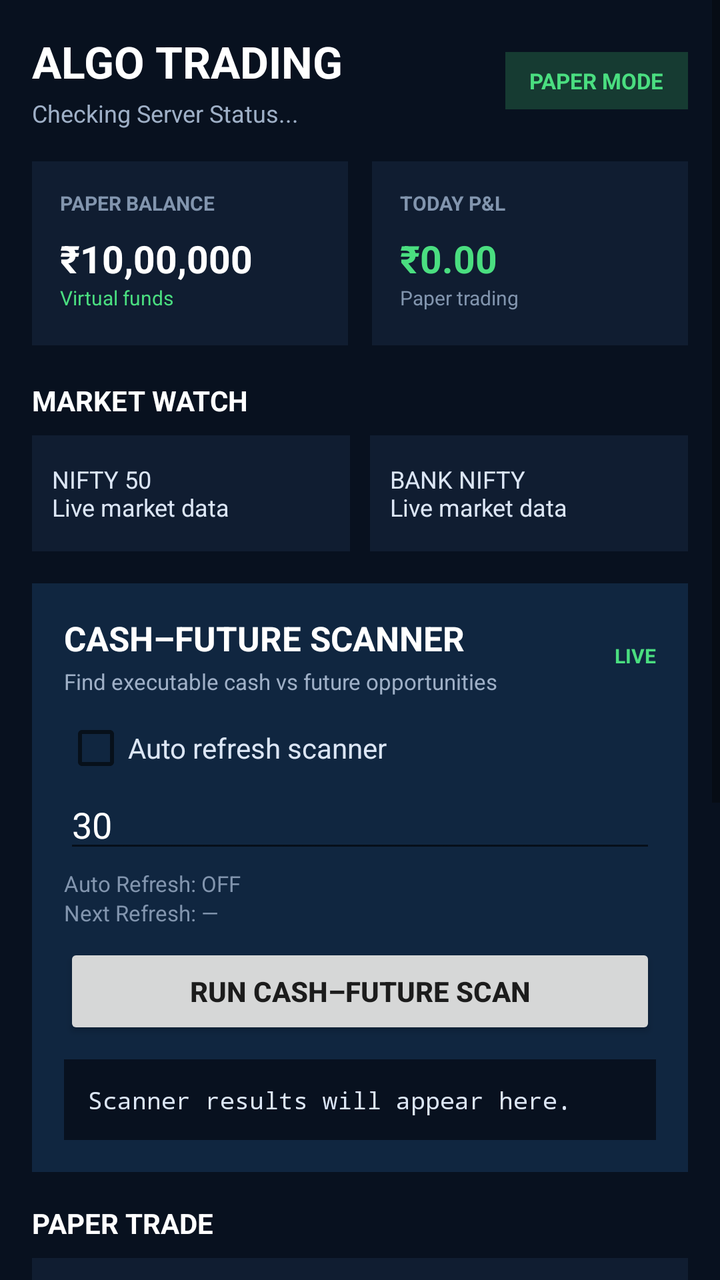
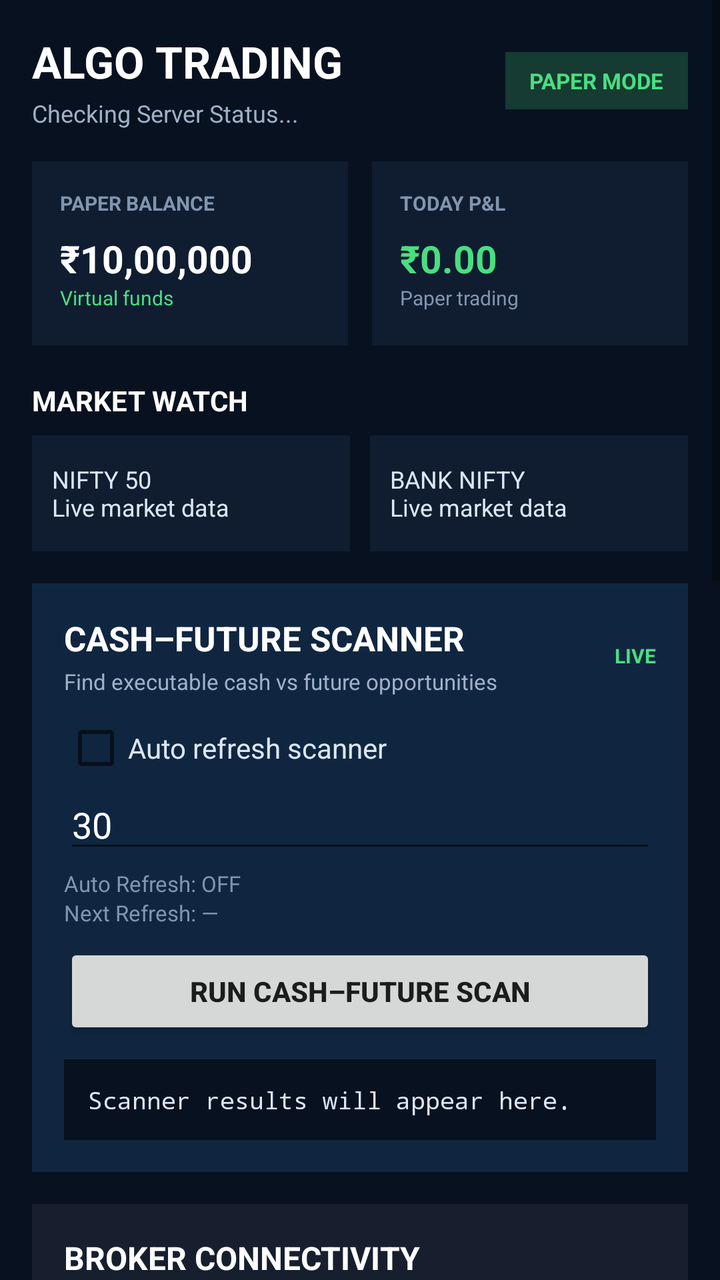

The first picture is an Android layout as it rendered before a commit; the second is the same layout after the commit. The layout source and the unified diff follow.
<!-- AndroidManifest.xml: application theme Theme.AppCompat.DayNight.DarkActionBar -->
<!-- res/layout/activity_main.xml -->
<?xml version="1.0" encoding="utf-8"?>
<ScrollView xmlns:android="http://schemas.android.com/apk/res/android"
    android:layout_width="match_parent"
    android:layout_height="match_parent"
    android:background="#08111F"
    android:fillViewport="true">

    <LinearLayout
        android:layout_width="match_parent"
        android:layout_height="wrap_content"
        android:orientation="vertical"
        android:padding="16dp">

        <LinearLayout
            android:layout_width="match_parent"
            android:layout_height="wrap_content"
            android:gravity="center_vertical"
            android:paddingBottom="16dp">
            <LinearLayout
                android:layout_width="0dp"
                android:layout_height="wrap_content"
                android:layout_weight="1"
                android:orientation="vertical">
                <TextView
                    android:layout_width="wrap_content"
                    android:layout_height="wrap_content"
                    android:text="ALGO TRADING"
                    android:textColor="#FFFFFF"
                    android:textSize="22sp"
                    android:textStyle="bold" />
                <TextView
                    android:id="@+id/tvStatus"
                    android:layout_width="wrap_content"
                    android:layout_height="wrap_content"
                    android:layout_marginTop="3dp"
                    android:text="Checking Server Status..."
                    android:textColor="#9FB0C7"
                    android:textSize="12sp" />
            </LinearLayout>
            <TextView
                android:layout_width="wrap_content"
                android:layout_height="wrap_content"
                android:background="#163B32"
                android:paddingLeft="12dp"
                android:paddingTop="7dp"
                android:paddingRight="12dp"
                android:paddingBottom="7dp"
                android:text="PAPER MODE"
                android:textColor="#4ADE80"
                android:textSize="11sp"
                android:textStyle="bold" />
        </LinearLayout>

        <LinearLayout
            android:layout_width="match_parent"
            android:layout_height="wrap_content"
            android:orientation="horizontal"
            android:layout_marginBottom="12dp">
            <LinearLayout
                android:layout_width="0dp"
                android:layout_height="92dp"
                android:layout_weight="1"
                android:layout_marginEnd="6dp"
                android:background="#101D31"
                android:orientation="vertical"
                android:padding="14dp">
                <TextView android:layout_width="wrap_content" android:layout_height="wrap_content" android:text="PAPER BALANCE" android:textColor="#8295AE" android:textSize="10sp" android:textStyle="bold" />
                <TextView android:layout_width="wrap_content" android:layout_height="wrap_content" android:layout_marginTop="8dp" android:text="₹10,00,000" android:textColor="#FFFFFF" android:textSize="19sp" android:textStyle="bold" />
                <TextView android:layout_width="wrap_content" android:layout_height="wrap_content" android:text="Virtual funds" android:textColor="#4ADE80" android:textSize="10sp" />
            </LinearLayout>
            <LinearLayout
                android:layout_width="0dp"
                android:layout_height="92dp"
                android:layout_weight="1"
                android:layout_marginStart="6dp"
                android:background="#101D31"
                android:orientation="vertical"
                android:padding="14dp">
                <TextView android:layout_width="wrap_content" android:layout_height="wrap_content" android:text="TODAY P&amp;L" android:textColor="#8295AE" android:textSize="10sp" android:textStyle="bold" />
                <TextView android:id="@+id/tvPaperResult" android:layout_width="match_parent" android:layout_height="wrap_content" android:layout_marginTop="8dp" android:text="₹0.00" android:textColor="#4ADE80" android:textSize="19sp" android:textStyle="bold" />
                <TextView android:layout_width="wrap_content" android:layout_height="wrap_content" android:text="Paper trading" android:textColor="#8295AE" android:textSize="10sp" />
            </LinearLayout>
        </LinearLayout>

        <TextView android:layout_width="wrap_content" android:layout_height="wrap_content" android:text="MARKET WATCH" android:textColor="#FFFFFF" android:textSize="14sp" android:textStyle="bold" android:layout_marginTop="6dp" android:layout_marginBottom="8dp" />
        <LinearLayout android:layout_width="match_parent" android:layout_height="wrap_content" android:orientation="horizontal" android:layout_marginBottom="16dp">
            <TextView android:layout_width="0dp" android:layout_height="58dp" android:layout_weight="1" android:layout_marginEnd="5dp" android:background="#101D31" android:gravity="center_vertical" android:padding="10dp" android:text="NIFTY 50\nLive market data" android:textColor="#DCE6F5" android:textSize="12sp" />
            <TextView android:layout_width="0dp" android:layout_height="58dp" android:layout_weight="1" android:layout_marginStart="5dp" android:background="#101D31" android:gravity="center_vertical" android:padding="10dp" android:text="BANK NIFTY\nLive market data" android:textColor="#DCE6F5" android:textSize="12sp" />
        </LinearLayout>

        <LinearLayout android:layout_width="match_parent" android:layout_height="wrap_content" android:background="#102640" android:orientation="vertical" android:padding="16dp" android:layout_marginBottom="16dp">
            <LinearLayout android:layout_width="match_parent" android:layout_height="wrap_content" android:gravity="center_vertical">
                <LinearLayout android:layout_width="0dp" android:layout_height="wrap_content" android:layout_weight="1" android:orientation="vertical">
                    <TextView android:layout_width="wrap_content" android:layout_height="wrap_content" android:text="CASH–FUTURE SCANNER" android:textColor="#FFFFFF" android:textSize="17sp" android:textStyle="bold" />
                    <TextView android:layout_width="wrap_content" android:layout_height="wrap_content" android:layout_marginTop="3dp" android:text="Find executable cash vs future opportunities" android:textColor="#9FB0C7" android:textSize="11sp" />
                </LinearLayout>
                <TextView android:layout_width="wrap_content" android:layout_height="wrap_content" android:text="LIVE" android:textColor="#4ADE80" android:textSize="10sp" android:textStyle="bold" />
            </LinearLayout>
            <CheckBox android:id="@+id/cbScannerAutoRefresh" android:layout_width="match_parent" android:layout_height="wrap_content" android:layout_marginTop="10dp" android:text="Auto refresh scanner" android:textColor="#DCE6F5" />
            <EditText android:id="@+id/etScannerRefreshSeconds" android:layout_width="match_parent" android:layout_height="wrap_content" android:hint="Refresh seconds (10–300)" android:inputType="number" android:text="30" android:textColor="#FFFFFF" android:textColorHint="#8295AE" android:layout_marginBottom="3dp" />
            <TextView android:id="@+id/tvScannerAutoRefreshStatus" android:layout_width="match_parent" android:layout_height="wrap_content" android:text="Auto Refresh: OFF" android:textColor="#8295AE" android:textSize="11sp" />
            <TextView android:id="@+id/tvScannerNextRefresh" android:layout_width="match_parent" android:layout_height="wrap_content" android:text="Next Refresh: —" android:textColor="#8295AE" android:textSize="11sp" android:layout_marginBottom="8dp" />
            <Button android:id="@+id/btnRunScanner" android:layout_width="match_parent" android:layout_height="48dp" android:text="RUN CASH–FUTURE SCAN" android:textStyle="bold" />
            <TextView android:id="@+id/tvScannerResult" android:layout_width="match_parent" android:layout_height="wrap_content" android:text="Scanner results will appear here." android:textSize="12sp" android:textColor="#DCE6F5" android:fontFamily="monospace" android:textIsSelectable="true" android:background="#08111F" android:padding="12dp" android:layout_marginTop="10dp" />
        </LinearLayout>

        <TextView android:layout_width="wrap_content" android:layout_height="wrap_content" android:text="PAPER TRADE" android:textColor="#FFFFFF" android:textSize="14sp" android:textStyle="bold" android:layout_marginBottom="8dp" />
        <LinearLayout android:layout_width="match_parent" android:layout_height="wrap_content" android:background="#101D31" android:orientation="vertical" android:padding="16dp">
            <TextView android:layout_width="wrap_content" android:layout_height="wrap_content" android:text="Quick trade simulator" android:textColor="#9FB0C7" android:textSize="11sp" android:layout_marginBottom="8dp" />
            <EditText android:id="@+id/etEntryPrice" android:layout_width="match_parent" android:layout_height="wrap_content" android:hint="Entry Price" android:inputType="numberDecimal" android:text="100" android:textColor="#FFFFFF" android:textColorHint="#8295AE" />
            <EditText android:id="@+id/etQuantity" android:layout_width="match_parent" android:layout_height="wrap_content" android:hint="Quantity" android:inputType="numberDecimal" android:text="1" android:textColor="#FFFFFF" android:textColorHint="#8295AE" />
            <Button android:id="@+id/btnPaperEntry" android:layout_width="match_parent" android:layout_height="46dp" android:text="PAPER ENTRY" android:textStyle="bold" android:layout_marginTop="4dp" />
            <Button android:id="@+id/btnPaperPosition" android:layout_width="match_parent" android:layout_height="46dp" android:text="CHECK POSITION" android:layout_marginTop="6dp" />
            <EditText android:id="@+id/etExitPrice" android:layout_width="match_parent" android:layout_height="wrap_content" android:hint="Exit Price" android:inputType="numberDecimal" android:text="103.5" android:textColor="#FFFFFF" android:textColorHint="#8295AE" android:layout_marginTop="4dp" />
            <Button android:id="@+id/btnPaperExit" android:layout_width="match_parent" android:layout_height="46dp" android:text="PAPER EXIT" android:textStyle="bold" android:layout_marginTop="4dp" />
        </LinearLayout>

        <LinearLayout android:layout_width="match_parent" android:layout_height="wrap_content" android:orientation="horizontal" android:gravity="center" android:paddingTop="18dp" android:paddingBottom="8dp">
            <TextView android:layout_width="0dp" android:layout_height="wrap_content" android:layout_weight="1" android:gravity="center" android:text="Dashboard" android:textColor="#4F9CF9" android:textSize="11sp" android:textStyle="bold" />
            <TextView android:layout_width="0dp" android:layout_height="wrap_content" android:layout_weight="1" android:gravity="center" android:text="Scanner" android:textColor="#8295AE" android:textSize="11sp" />
            <TextView android:layout_width="0dp" android:layout_height="wrap_content" android:layout_weight="1" android:gravity="center" android:text="Orders" android:textColor="#8295AE" android:textSize="11sp" />
            <TextView android:layout_width="0dp" android:layout_height="wrap_content" android:layout_weight="1" android:gravity="center" android:text="Settings" android:textColor="#8295AE" android:textSize="11sp" />
        </LinearLayout>
    </LinearLayout>
</ScrollView>
<!-- resources referenced by this layout -->
<resources>

</resources>

<!-- the commit's change to res/layout/activity_main.xml (unified diff, before → after) -->
@@ -11,71 +11,21 @@
         android:orientation="vertical"
         android:padding="16dp">
 
-        <LinearLayout
-            android:layout_width="match_parent"
-            android:layout_height="wrap_content"
-            android:gravity="center_vertical"
-            android:paddingBottom="16dp">
-            <LinearLayout
-                android:layout_width="0dp"
-                android:layout_height="wrap_content"
-                android:layout_weight="1"
-                android:orientation="vertical">
-                <TextView
-                    android:layout_width="wrap_content"
-                    android:layout_height="wrap_content"
-                    android:text="ALGO TRADING"
-                    android:textColor="#FFFFFF"
-                    android:textSize="22sp"
-                    android:textStyle="bold" />
-                <TextView
-                    android:id="@+id/tvStatus"
-                    android:layout_width="wrap_content"
-                    android:layout_height="wrap_content"
-                    android:layout_marginTop="3dp"
-                    android:text="Checking Server Status..."
-                    android:textColor="#9FB0C7"
-                    android:textSize="12sp" />
+        <LinearLayout android:layout_width="match_parent" android:layout_height="wrap_content" android:gravity="center_vertical" android:paddingBottom="16dp">
+            <LinearLayout android:layout_width="0dp" android:layout_height="wrap_content" android:layout_weight="1" android:orientation="vertical">
+                <TextView android:layout_width="wrap_content" android:layout_height="wrap_content" android:text="ALGO TRADING" android:textColor="#FFFFFF" android:textSize="22sp" android:textStyle="bold" />
+                <TextView android:id="@+id/tvStatus" android:layout_width="wrap_content" android:layout_height="wrap_content" android:layout_marginTop="3dp" android:text="Checking Server Status..." android:textColor="#9FB0C7" android:textSize="12sp" />
             </LinearLayout>
-            <TextView
-                android:layout_width="wrap_content"
-                android:layout_height="wrap_content"
-                android:background="#163B32"
-                android:paddingLeft="12dp"
-                android:paddingTop="7dp"
-                android:paddingRight="12dp"
-                android:paddingBottom="7dp"
-                android:text="PAPER MODE"
-                android:textColor="#4ADE80"
-                android:textSize="11sp"
-                android:textStyle="bold" />
+            <TextView android:layout_width="wrap_content" android:layout_height="wrap_content" android:background="#163B32" android:paddingLeft="12dp" android:paddingTop="7dp" android:paddingRight="12dp" android:paddingBottom="7dp" android:text="PAPER MODE" android:textColor="#4ADE80" android:textSize="11sp" android:textStyle="bold" />
         </LinearLayout>
 
-        <LinearLayout
-            android:layout_width="match_parent"
-            android:layout_height="wrap_content"
-            android:orientation="horizontal"
-            android:layout_marginBottom="12dp">
-            <LinearLayout
-                android:layout_width="0dp"
-                android:layout_height="92dp"
-                android:layout_weight="1"
-                android:layout_marginEnd="6dp"
-                android:background="#101D31"
-                android:orientation="vertical"
-                android:padding="14dp">
+        <LinearLayout android:layout_width="match_parent" android:layout_height="wrap_content" android:orientation="horizontal" android:layout_marginBottom="12dp">
+            <LinearLayout android:layout_width="0dp" android:layout_height="92dp" android:layout_weight="1" android:layout_marginEnd="6dp" android:background="#101D31" android:orientation="vertical" android:padding="14dp">
                 <TextView android:layout_width="wrap_content" android:layout_height="wrap_content" android:text="PAPER BALANCE" android:textColor="#8295AE" android:textSize="10sp" android:textStyle="bold" />
                 <TextView android:layout_width="wrap_content" android:layout_height="wrap_content" android:layout_marginTop="8dp" android:text="₹10,00,000" android:textColor="#FFFFFF" android:textSize="19sp" android:textStyle="bold" />
                 <TextView android:layout_width="wrap_content" android:layout_height="wrap_content" android:text="Virtual funds" android:textColor="#4ADE80" android:textSize="10sp" />
             </LinearLayout>
-            <LinearLayout
-                android:layout_width="0dp"
-                android:layout_height="92dp"
-                android:layout_weight="1"
-                android:layout_marginStart="6dp"
-                android:background="#101D31"
-                android:orientation="vertical"
-                android:padding="14dp">
+            <LinearLayout android:layout_width="0dp" android:layout_height="92dp" android:layout_weight="1" android:layout_marginStart="6dp" android:background="#101D31" android:orientation="vertical" android:padding="14dp">
                 <TextView android:layout_width="wrap_content" android:layout_height="wrap_content" android:text="TODAY P&amp;L" android:textColor="#8295AE" android:textSize="10sp" android:textStyle="bold" />
                 <TextView android:id="@+id/tvPaperResult" android:layout_width="match_parent" android:layout_height="wrap_content" android:layout_marginTop="8dp" android:text="₹0.00" android:textColor="#4ADE80" android:textSize="19sp" android:textStyle="bold" />
                 <TextView android:layout_width="wrap_content" android:layout_height="wrap_content" android:text="Paper trading" android:textColor="#8295AE" android:textSize="10sp" />
@@ -104,6 +54,18 @@
             <TextView android:id="@+id/tvScannerResult" android:layout_width="match_parent" android:layout_height="wrap_content" android:text="Scanner results will appear here." android:textSize="12sp" android:textColor="#DCE6F5" android:fontFamily="monospace" android:textIsSelectable="true" android:background="#08111F" android:padding="12dp" android:layout_marginTop="10dp" />
         </LinearLayout>
 
+        <LinearLayout android:layout_width="match_parent" android:layout_height="wrap_content" android:background="#171F2F" android:orientation="vertical" android:padding="16dp" android:layout_marginBottom="16dp">
+            <TextView android:layout_width="wrap_content" android:layout_height="wrap_content" android:text="BROKER CONNECTIVITY" android:textColor="#FFFFFF" android:textSize="16sp" android:textStyle="bold" />
+            <TextView android:layout_width="wrap_content" android:layout_height="wrap_content" android:layout_marginTop="3dp" android:text="Angel One • authentication only • Real Trading remains OFF" android:textColor="#9FB0C7" android:textSize="11sp" />
+            <EditText android:id="@+id/etBrokerApiKey" android:layout_width="match_parent" android:layout_height="wrap_content" android:layout_marginTop="10dp" android:hint="Angel One API Key" android:inputType="textPassword" android:textColor="#FFFFFF" android:textColorHint="#8295AE" />
+            <EditText android:id="@+id/etBrokerClientCode" android:layout_width="match_parent" android:layout_height="wrap_content" android:hint="Client Code" android:inputType="text" android:textColor="#FFFFFF" android:textColorHint="#8295AE" />
+            <EditText android:id="@+id/etBrokerPassword" android:layout_width="match_parent" android:layout_height="wrap_content" android:hint="Angel One Password" android:inputType="textPassword" android:textColor="#FFFFFF" android:textColorHint="#8295AE" />
+            <EditText android:id="@+id/etBrokerTotpSecret" android:layout_width="match_parent" android:layout_height="wrap_content" android:hint="TOTP Secret" android:inputType="textPassword" android:textColor="#FFFFFF" android:textColorHint="#8295AE" />
+            <Button android:id="@+id/btnConnectBroker" android:layout_width="match_parent" android:layout_height="46dp" android:layout_marginTop="6dp" android:text="CONNECT ANGEL ONE" android:textStyle="bold" />
+            <Button android:id="@+id/btnDisconnectBroker" android:layout_width="match_parent" android:layout_height="46dp" android:layout_marginTop="6dp" android:text="DISCONNECT ANGEL ONE" />
+            <TextView android:id="@+id/tvBrokerStatus" android:layout_width="match_parent" android:layout_height="wrap_content" android:layout_marginTop="8dp" android:text="Broker Status: Not connected" android:textColor="#DCE6F5" android:textSize="12sp" />
+        </LinearLayout>
+
         <TextView android:layout_width="wrap_content" android:layout_height="wrap_content" android:text="PAPER TRADE" android:textColor="#FFFFFF" android:textSize="14sp" android:textStyle="bold" android:layout_marginBottom="8dp" />
         <LinearLayout android:layout_width="match_parent" android:layout_height="wrap_content" android:background="#101D31" android:orientation="vertical" android:padding="16dp">
             <TextView android:layout_width="wrap_content" android:layout_height="wrap_content" android:text="Quick trade simulator" android:textColor="#9FB0C7" android:textSize="11sp" android:layout_marginBottom="8dp" />
